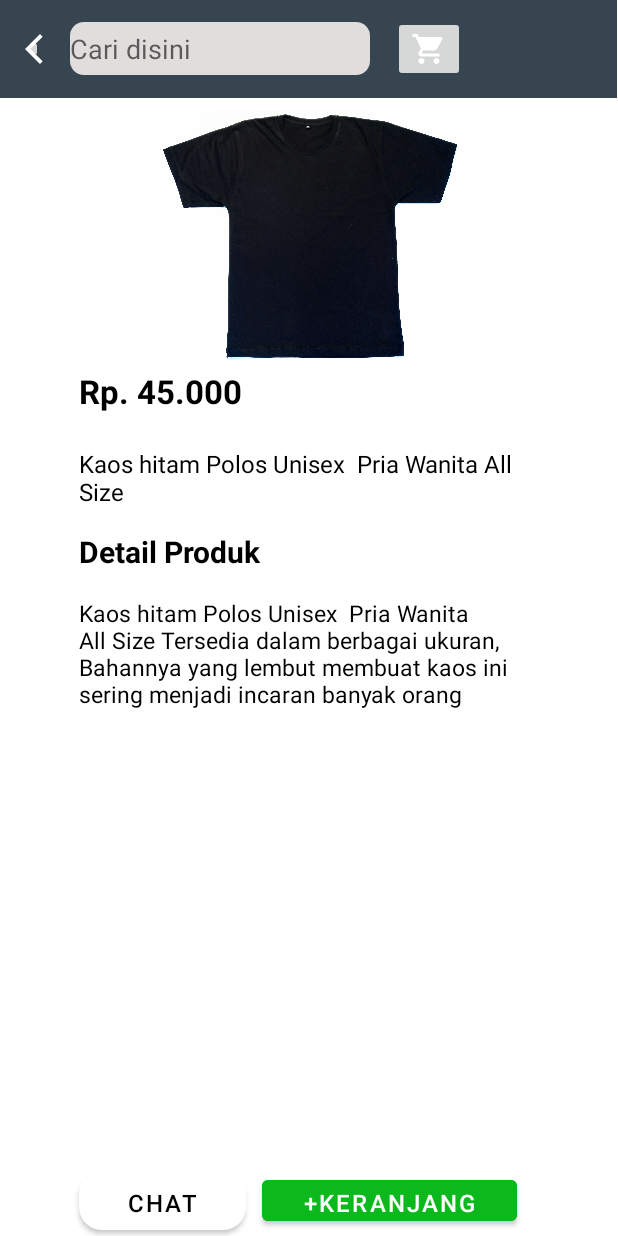
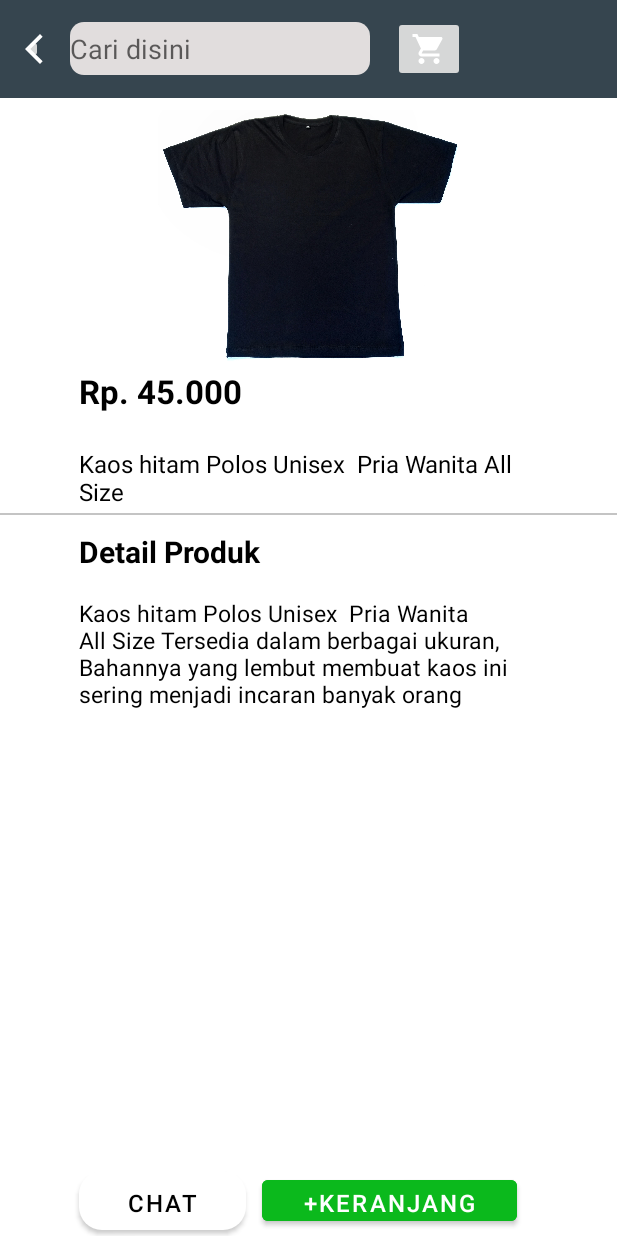
Before and after one commit to fikri-zamzam/Poloskuy, an Android app: the layout activity_detail_barang.xml on its own in the app's theme, with its tools: preview values and no code run, on a phone screen of 412 x 824 dp. Run offline under Robolectric (Android 15) with nearby library versions, the light colour scheme and no system bars.

Commit message:
mengedit eror pada detail barang

```diff
--- a/apkpoloskuy/app/src/main/AndroidManifest.xml
+++ b/apkpoloskuy/app/src/main/AndroidManifest.xml
@@ -1,6 +1,6 @@
 <?xml version="1.0" encoding="utf-8"?>
 <manifest xmlns:android="http://schemas.android.com/apk/res/android"
-    package="com.example.apk_poloskuy">
+    package="com.example.apk_poloskuy" >
 
     <application
         android:allowBackup="true"
@@ -8,9 +8,9 @@
         android:label="@string/app_name"
         android:roundIcon="@mipmap/ic_launcher_round"
         android:supportsRtl="true"
-        android:theme="@style/Theme.Apkpoloskuy">
+        android:theme="@style/Theme.Apkpoloskuy" >
         <activity
-            android:name=".myfragment.DetailBarangActivity"
+            android:name=".DetailBarangActivity"
             android:exported="false" />
         <activity
             android:name=".CheckoutActivity"
@@ -23,7 +23,7 @@
             android:exported="true" />
         <activity
             android:name=".MainActivity"
-            android:exported="true">
+            android:exported="true" >
             <intent-filter>
                 <action android:name="android.intent.action.MAIN" />
 
--- a/apkpoloskuy/app/src/main/java/com/example/apk_poloskuy/myfragment/DetailBarangActivity.java
+++ b/apkpoloskuy/app/src/main/java/com/example/apk_poloskuy/DetailBarangActivity.java
@@ -1,4 +1,4 @@
-package com.example.apk_poloskuy.myfragment;
+package com.example.apk_poloskuy;
 
 import androidx.appcompat.app.AppCompatActivity;
 
--- a/apkpoloskuy/app/src/main/res/layout/activity_detail_barang.xml
+++ b/apkpoloskuy/app/src/main/res/layout/activity_detail_barang.xml
@@ -4,7 +4,7 @@
     xmlns:tools="http://schemas.android.com/tools"
     android:layout_width="match_parent"
     android:layout_height="match_parent"
-    tools:context=".myfragment.DetailBarangActivity">
+    tools:context=".DetailBarangActivity">
 
     <androidx.appcompat.widget.Toolbar
         android:id="@+id/toolbar"
@@ -164,4 +164,15 @@
         app:layout_constraintBottom_toBottomOf="parent"
         app:layout_constraintEnd_toStartOf="@+id/guideline6" />
 
+    <View
+        android:id="@+id/view3"
+        android:layout_width="411dp"
+        android:layout_height="1dp"
+        android:layout_marginTop="96dp"
+        android:background="#C4C4C4"
+        app:layout_constraintEnd_toEndOf="parent"
+        app:layout_constraintHorizontal_bias="0.0"
+        app:layout_constraintStart_toStartOf="parent"
+        app:layout_constraintTop_toTopOf="@+id/guideline4" />
+
 </androidx.constraintlayout.widget.ConstraintLayout>
```
